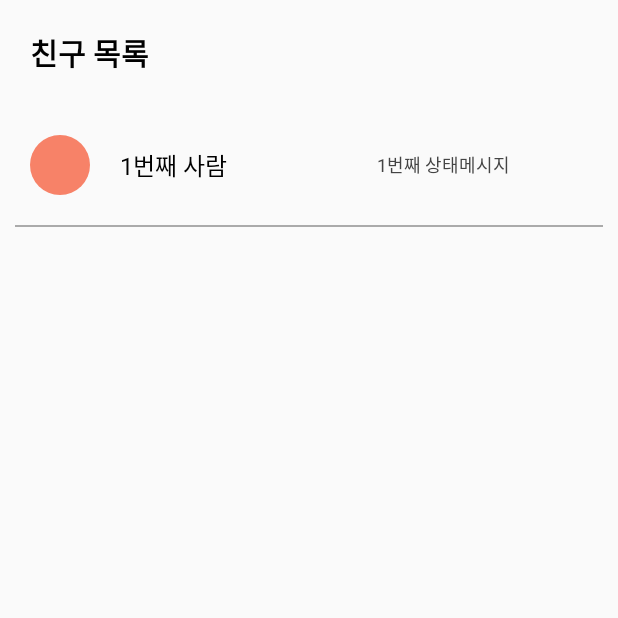
After one commit to aengzu/PresentRecommendApp, an Android app: the Friend_list screen opened directly, with no data from a screen before it, on a phone screen of 412 x 824 dp, the top half of it. The commit adds this screen. Run offline under Robolectric (Android 15) with nearby library versions, the phone set to English and light mode, and no system bars.

Commit message:
"modified"

```diff
--- a/app/src/main/AndroidManifest.xml
+++ b/app/src/main/AndroidManifest.xml
@@ -22,6 +22,8 @@
             </intent-filter>
         </activity>
 
+        <activity android:name=".Friend_list"
+            />
     </application>
 
 </manifest>
--- /dev/null
+++ b/app/src/main/java/com/example/myapplication/FriendItem.java
@@ -0,0 +1,37 @@
+package com.example.myapplication;
+
+public class FriendItem {
+    String name;
+    String message;
+    int resourceId;
+
+    public FriendItem(int resourceId, String name, String message) {
+        this.name = name;
+        this.message= message;
+        this.resourceId = resourceId;
+    }
+
+    public int getResourceId() {
+        return resourceId;
+    }
+
+    public String getMessage() {
+        return message;
+    }
+
+    public String getName() {
+        return name;
+    }
+
+    public void setMessage(String message) {
+        this.message = message;
+    }
+
+    public void setName(String name) {
+        this.name = name;
+    }
+
+    public void setResourceId(int resourceId) {
+        this.resourceId = resourceId;
+    }
+}
--- /dev/null
+++ b/app/src/main/java/com/example/myapplication/Friend_list.java
@@ -0,0 +1,42 @@
+package com.example.myapplication;
+
+import android.os.Bundle;
+
+import androidx.appcompat.app.AppCompatActivity;
+import androidx.recyclerview.widget.LinearLayoutManager;
+import androidx.recyclerview.widget.RecyclerView;
+
+import java.util.ArrayList;
+
+public class Friend_list extends AppCompatActivity {
+    private RecyclerView mRecyclerView;
+    private MyRecyclerAdapter mRecyclerAdapter;
+    private ArrayList<FriendItem> mfriendItems;
+
+    @Override
+    protected void onCreate(Bundle savedInstanceState) {
+        super.onCreate(savedInstanceState);
+        setContentView(R.layout.friend_list);
+
+        mRecyclerView = (RecyclerView) findViewById(R.id.recyclerView);
+
+        /* initiate adapter */
+        mRecyclerAdapter = new MyRecyclerAdapter();
+
+        /* initiate recyclerview */
+        mRecyclerView.setAdapter(mRecyclerAdapter);
+        mRecyclerView.setLayoutManager(new LinearLayoutManager(this));
+        mRecyclerView.setLayoutManager(new LinearLayoutManager(this, RecyclerView.HORIZONTAL,false));
+
+        /* adapt data */
+        mfriendItems = new ArrayList<>();
+        for(int i=1;i<=10;i++){
+            if(i%2==0)
+                mfriendItems.add(new FriendItem(R.drawable.circle_active,i+"번째 사람",i+"번째 상태메시지"));
+            else
+                mfriendItems.add(new FriendItem(R.drawable.circle_active,i+"번째 사람",i+"번째 상태메시지"));
+
+        }
+        mRecyclerAdapter.setFriendList(mfriendItems);
+    }
+}
--- a/app/src/main/java/com/example/myapplication/Main.java
+++ /dev/null
@@ -1,23 +0,0 @@
-package com.example.myapplication;
-
-
-import android.content.Intent;
-import android.os.Bundle;
-import android.view.View;
-import android.widget.Button;
-import android.widget.ImageButton;
-import android.widget.TextView;
-
-import androidx.appcompat.app.AppCompatActivity;
-
-public class Main extends BaseActivity{
-
-    @Override
-    protected void onCreate(Bundle savedInstanceState) {
-        super.onCreate(savedInstanceState);
-        setContentView(R.layout.main);
-
-
-    }
-
-    }
--- a/app/src/main/java/com/example/myapplication/MainActivity.java
+++ b/app/src/main/java/com/example/myapplication/MainActivity.java
@@ -3,6 +3,9 @@ package com.example.myapplication;
 import android.content.Intent;
 import android.os.Bundle;
 import android.view.MenuItem;
+import android.view.View;
+import android.widget.Button;
+import android.widget.Toast;
 import android.widget.Toolbar;
 
 import androidx.appcompat.app.AppCompatActivity;
@@ -11,9 +14,19 @@ public class MainActivity extends AppCompatActivity {
 
     @Override
     protected void onCreate(Bundle savedInstanceState) {
+
         super.onCreate(savedInstanceState);
         setContentView(R.layout.main);
 
+        Button test = (Button) findViewById(R.id.view8);
+
+        test.setOnClickListener(new View.OnClickListener() {
+            @Override
+            public void onClick(View v) {
+                Toast.makeText(getApplicationContext(), "친구목록으로 넘어갑니다.", Toast.LENGTH_SHORT).show();
+                Intent intent = new Intent(getApplicationContext(), Friend_list.class);
+                startActivity(intent);
+            }
+        });
     }
-
 }
--- /dev/null
+++ b/app/src/main/java/com/example/myapplication/MyRecyclerAdapter.java
@@ -0,0 +1,59 @@
+package com.example.myapplication;
+
+import android.view.LayoutInflater;
+import android.view.View;
+import android.view.ViewGroup;
+import android.widget.ImageView;
+import android.widget.TextView;
+
+import androidx.annotation.NonNull;
+import androidx.recyclerview.widget.RecyclerView;
+
+import java.util.ArrayList;
+
+public class MyRecyclerAdapter extends RecyclerView.Adapter<MyRecyclerAdapter.ViewHolder> {
+
+    private ArrayList<FriendItem> mFriendList;
+
+    @NonNull
+    @Override
+    public MyRecyclerAdapter.ViewHolder onCreateViewHolder(@NonNull ViewGroup parent, int viewType) {
+        View view = LayoutInflater.from(parent.getContext()).inflate(R.layout.item_recyclerview, parent, false);
+        return new ViewHolder(view);
+    }
+
+    @Override
+    public void onBindViewHolder(@NonNull MyRecyclerAdapter.ViewHolder holder, int position) {
+        holder.onBind(mFriendList.get(position));
+    }
+
+    public void setFriendList(ArrayList<FriendItem> list){
+        this.mFriendList = list;
+        notifyDataSetChanged();
+    }
+
+    @Override
+    public int getItemCount() {
+        return mFriendList.size();
+    }
+
+    class ViewHolder extends RecyclerView.ViewHolder {
+        ImageView profile;
+        TextView name;
+        TextView message;
+
+        public ViewHolder(@NonNull View itemView) {
+            super(itemView);
+
+            profile = (ImageView) itemView.findViewById(R.id.profile);
+            name = (TextView) itemView.findViewById(R.id.name);
+            message = (TextView) itemView.findViewById(R.id.message);
+        }
+
+        void onBind(FriendItem item){
+            profile.setImageResource(item.getResourceId());
+            name.setText(item.getName());
+            message.setText(item.getMessage());
+        }
+    }
+}
--- /dev/null
+++ b/app/src/main/res/layout/friend_list.xml
@@ -0,0 +1,24 @@
+<?xml version="1.0" encoding="utf-8"?>
+<LinearLayout xmlns:android="http://schemas.android.com/apk/res/android"
+    xmlns:app="http://schemas.android.com/apk/res-auto"
+    xmlns:tools="http://schemas.android.com/tools"
+    android:layout_width="match_parent"
+    android:layout_height="match_parent"
+    android:orientation="vertical"
+    tools:context=".MainActivity">
+
+    <TextView
+        android:layout_width="wrap_content"
+        android:layout_height="wrap_content"
+        android:layout_margin="20dp"
+        android:text="친구 목록"
+        android:textSize="20sp"
+        android:textColor="#000"
+        android:textStyle="bold"/>
+
+    <androidx.recyclerview.widget.RecyclerView
+        android:id="@+id/recyclerView"
+        android:layout_width="match_parent"
+        android:layout_height="wrap_content"/>
+
+</LinearLayout>
--- /dev/null
+++ b/app/src/main/res/layout/item_recyclerview.xml
@@ -0,0 +1,53 @@
+<?xml version="1.0" encoding="utf-8"?>
+<LinearLayout
+    xmlns:android="http://schemas.android.com/apk/res/android"
+    android:layout_width="match_parent"
+    android:layout_height="wrap_content"
+    android:orientation="vertical">
+
+    <LinearLayout
+        android:layout_width="match_parent"
+        android:layout_height="wrap_content"
+        android:orientation="horizontal"
+        android:gravity="center_vertical"
+        android:padding="20dp">
+
+        <!--프로필 사진-->
+        <ImageView
+            android:id="@+id/profile"
+            android:layout_width="40dp"
+            android:layout_height="40dp"
+            android:src="@drawable/circle_inactive"/>
+
+        <!--이름-->
+
+        <!--상태 메시지-->
+        <TextView
+            android:id="@+id/name"
+            android:layout_width="wrap_content"
+            android:layout_height="wrap_content"
+            android:layout_marginLeft="20dp"
+            android:text="이름"
+            android:textColor="#000"
+            android:textSize="16sp" />
+
+        <TextView
+            android:id="@+id/message"
+            android:layout_width="wrap_content"
+            android:layout_height="wrap_content"
+            android:layout_marginLeft="100dp"
+            android:text="상태메시지"
+            android:textSize="12sp"
+            android:textColor="#444"
+            android:maxLines="1"/>
+
+    </LinearLayout>
+
+    <!--구분선-->
+    <View
+        android:layout_width="match_parent"
+        android:layout_height="1dp"
+        android:layout_marginHorizontal="10dp"
+        android:background="#aaa"/>
+
+</LinearLayout>
--- a/app/src/main/res/layout/main.xml
+++ b/app/src/main/res/layout/main.xml
@@ -19,8 +19,7 @@
         app:layout_constraintBottom_toBottomOf="parent"
         app:layout_constraintEnd_toEndOf="parent"
         app:layout_constraintStart_toStartOf="parent"
-        app:layout_constraintTop_toTopOf="parent"
-        app:layout_constraintVertical_bias="0.0">
+        app:layout_constraintTop_toTopOf="parent">
 
         <LinearLayout
             android:layout_width="match_parent"
@@ -61,7 +60,7 @@
             <ImageButton
                 android:id="@+id/imageButton"
                 android:layout_width="220dp"
-                android:layout_height="170dp"
+                android:layout_height="220dp"
                 android:layout_gravity="center"
                 android:background="#1ADADADA"
                 android:drawablePadding="20dp"
@@ -86,7 +85,7 @@
 
         <TableLayout
             android:layout_width="match_parent"
-            android:layout_height="300dp"
+            android:layout_height="match_parent"
 
             android:stretchColumns="1">
 
@@ -107,7 +106,7 @@
                     android:paddingRight="15dp"
                     tools:ignore="SpeakableTextPresentCheck" />
 
-                <ImageButton
+                <Button
                     android:id="@+id/view8"
                     android:layout_width="0dp"
                     android:layout_height="wrap_content"
@@ -118,6 +117,7 @@
                     android:padding="10dip"
 
                     android:paddingLeft="20dp"
+                    android:text="일단 이거누르면 친구목록"
                     tools:ignore="SpeakableTextPresentCheck" />
 
             </TableRow>
--- a/app/src/main/res/values/themes.xml
+++ b/app/src/main/res/values/themes.xml
@@ -3,9 +3,13 @@
     <style name="Base.Theme.MyApplication" parent="Theme.AppCompat.Light">
         <!-- Customize your light theme here. -->
         <!-- <item name="colorPrimary">@color/my_light_primary</item> -->
+        <item name="windowNoTitle">true</item>
+        <item name="android:windowFullscreen">true</item>
     </style>
 
-    <style name="Theme.MyApplication" parent="Base.Theme.MyApplication" />
+    <style name="Theme.MyApplication" parent="Base.Theme.MyApplication">
+
+    </style>
     <style name="AppTheme" parent="Theme.AppCompat.Light.NoActionBar"/>
 
 </resources>
```
